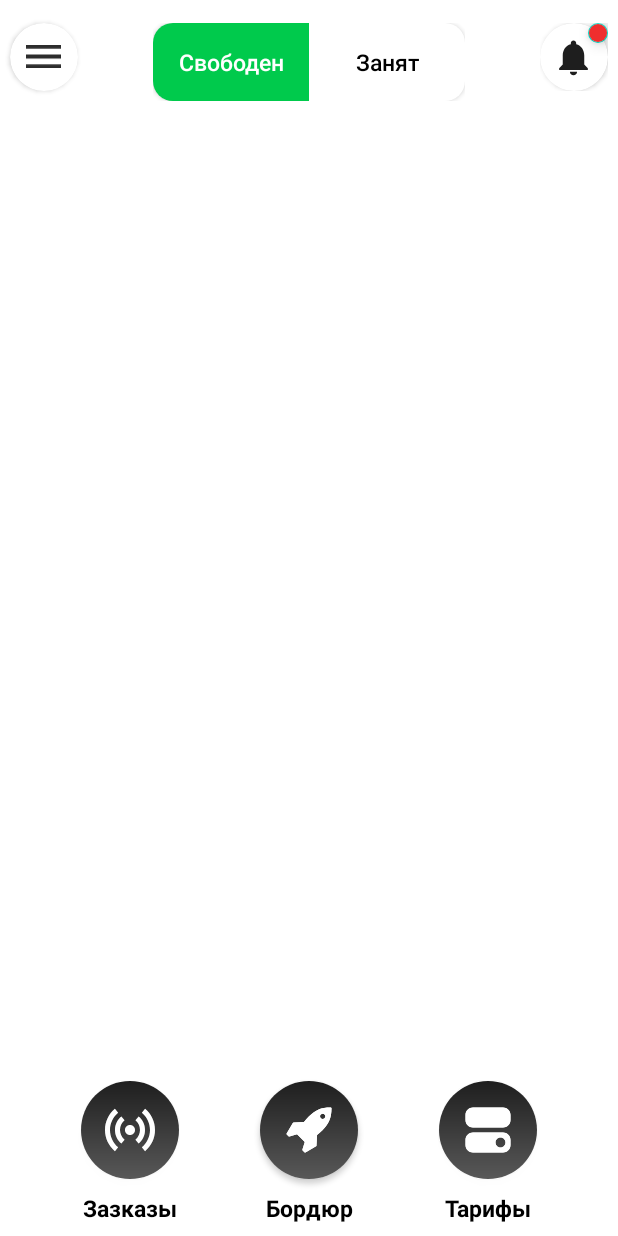
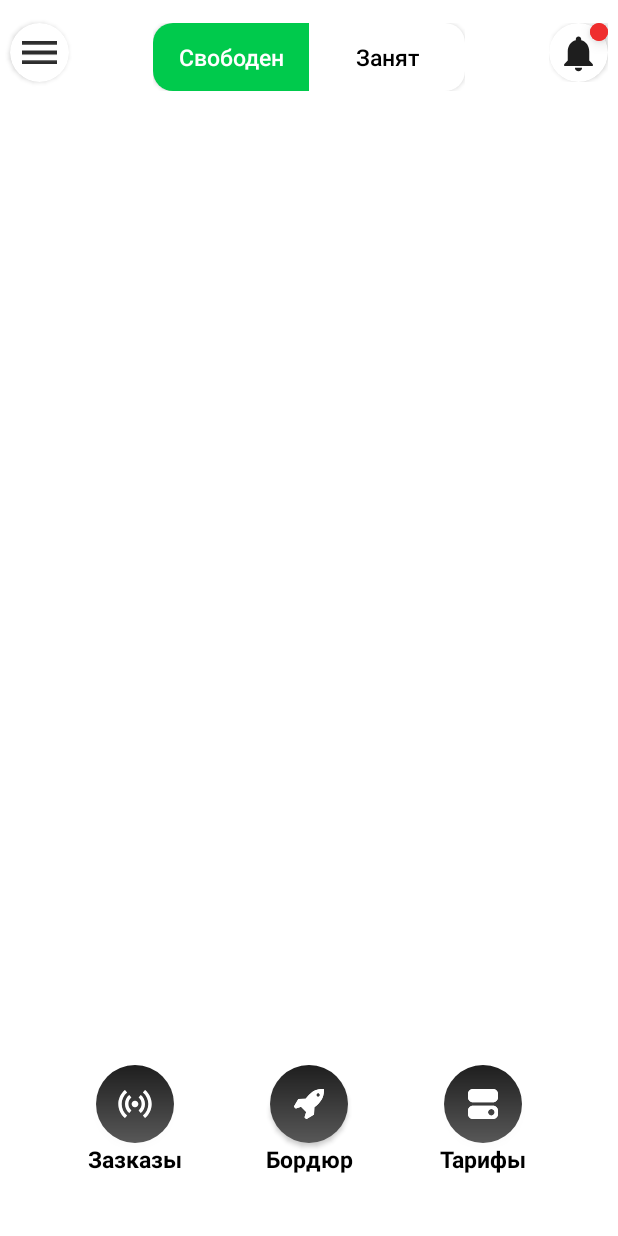
Before and after one commit to OrifjonOlimjonov/MapboxSDK, an Android app: the layout activity_main.xml on its own in the app's theme, with its tools: preview values and no code run, on a phone screen of 412 x 824 dp. Run offline under Robolectric (Android 15) with nearby library versions, the phone set to English and light mode, and no system bars; plain views replace MapView.

Commit message:
configuration theme

```diff
--- a/app/src/main/java/uz/orifjon/mapboxexample/MainActivity.kt
+++ b/app/src/main/java/uz/orifjon/mapboxexample/MainActivity.kt
@@ -2,62 +2,30 @@ package uz.orifjon.mapboxexample
 
 import android.annotation.SuppressLint
 import android.app.PendingIntent
-import android.content.Context
-import android.graphics.Bitmap
-import android.graphics.Canvas
-import android.graphics.drawable.BitmapDrawable
-import android.graphics.drawable.Drawable
-import android.icu.util.MeasureUnit.POINT
+import android.content.res.Configuration
 import android.location.Location
 import android.os.Bundle
 import android.os.Looper
-import android.widget.Toast
-import androidx.annotation.DrawableRes
 import androidx.appcompat.app.AppCompatActivity
 import androidx.appcompat.content.res.AppCompatResources
-import androidx.core.content.ContextCompat
-import androidx.core.view.get
-import androidx.lifecycle.DefaultLifecycleObserver
-import androidx.lifecycle.LifecycleOwner
-import com.google.android.gms.maps.CameraUpdateFactory
-import com.google.android.gms.maps.model.CameraPosition
-import com.google.android.gms.maps.model.LatLng
 import com.mapbox.android.core.location.*
-import com.mapbox.android.gestures.MoveGestureDetector
-import com.mapbox.geojson.Point
 import com.mapbox.maps.*
 import com.mapbox.maps.extension.style.expressions.dsl.generated.interpolate
-import com.mapbox.maps.extension.style.layers.properties.generated.IconAnchor
 import com.mapbox.maps.plugin.LocationPuck2D
-import com.mapbox.maps.plugin.animation.MapAnimationOptions
-import com.mapbox.maps.plugin.animation.camera
-import com.mapbox.maps.plugin.annotation.annotations
-import com.mapbox.maps.plugin.annotation.generated.PointAnnotationOptions
-import com.mapbox.maps.plugin.annotation.generated.createPointAnnotationManager
-import com.mapbox.maps.plugin.gestures.OnMoveListener
-import com.mapbox.maps.plugin.gestures.gestures
+import com.mapbox.maps.plugin.compass.compass
 import com.mapbox.maps.plugin.locationcomponent.*
-import com.mapbox.navigation.base.options.NavigationOptions
-import com.mapbox.navigation.core.MapboxNavigation
-import com.mapbox.navigation.core.lifecycle.MapboxNavigationApp
-import com.mapbox.navigation.core.lifecycle.MapboxNavigationObserver
-import com.mapbox.navigation.core.lifecycle.requireMapboxNavigation
-import com.mapbox.navigation.core.trip.session.LocationMatcherResult
-import com.mapbox.navigation.core.trip.session.LocationObserver
-import com.mapbox.navigation.ui.maps.location.NavigationLocationProvider
+import com.mapbox.maps.plugin.scalebar.scalebar
 import uz.orifjon.mapboxexample.databinding.ActivityMainBinding
 import uz.orifjon.mapboxexample.utils.LocationPermissionHelper
-import java.lang.Exception
 import java.lang.ref.WeakReference
 
-class MainActivity : AppCompatActivity() {
+class MainActivity : AppCompatActivity()  {
 
 
     private var _binding: ActivityMainBinding? = null
     private val binding get() = _binding!!
 
     private lateinit var locationPermissionHelper: LocationPermissionHelper
-
     @SuppressLint("MissingInflatedId")
     override fun onCreate(savedInstanceState: Bundle?) {
         super.onCreate(savedInstanceState)
@@ -65,21 +33,9 @@ class MainActivity : AppCompatActivity() {
         setContentView(binding.root)
         locationPermissionHelper = LocationPermissionHelper(WeakReference(this))
         locationPermissionHelper.checkPermissions {
-            //binding.mapView.getMapboxMap().loadStyleUri(NavigationStyles.NAVIGATION_DAY_STYLE)
-//            if (!MapboxNavigationApp.isSetup()) {
-//                MapboxNavigationApp.setup {
-//                    NavigationOptions.Builder(this)
-//                        .accessToken("sk.eyJ1Ijoib3JpZmpvbm9saW1qb25vdiIsImEiOiJjbGY1NG9nNnUwN2g1NDFubjhzZDhyZDA3In0.cXmPKqrjEiaKUEOQB5rh0Q")
-//
-//                        // additional options
-//                        .build()
-//                }
-//            }
+            onMapReady()
+        }
 
-            onMapReady()
-
-
-        }
 
 
     }
@@ -90,11 +46,28 @@ class MainActivity : AppCompatActivity() {
                 .zoom(14.0)
                 .build()
         )
-        binding.mapView.getMapboxMap().loadStyleUri(
-            Style.MAPBOX_STREETS
-        ) {
-            initLocationComponent()
+
+
+        binding.mapView.scalebar.enabled = false
+        binding.mapView.compass.enabled = false
+        when(resources.configuration.uiMode and Configuration.UI_MODE_NIGHT_MASK) {
+            Configuration.UI_MODE_NIGHT_YES ->
+            {
+                binding.mapView.getMapboxMap().loadStyleUri(
+                    Style.DARK
+                ) {
+                    initLocationComponent()
+                }
+            }
+            Configuration.UI_MODE_NIGHT_NO->{
+                binding.mapView.getMapboxMap().loadStyleUri(
+                    Style.LIGHT
+                ) {
+                    initLocationComponent()
+                }
+            }
         }
+
     }
 
 
@@ -124,7 +97,6 @@ class MainActivity : AppCompatActivity() {
                     }
                 }.toJson()
             )
-
         }
     }
 
--- a/app/src/main/res/layout/activity_main.xml
+++ b/app/src/main/res/layout/activity_main.xml
@@ -16,16 +16,16 @@
         android:layout_height="match_parent">
             <androidx.cardview.widget.CardView
                 android:id="@+id/btnMenu"
-                android:layout_width="@dimen/_35sdp"
-                android:layout_height="@dimen/_35sdp"
+                android:layout_width="@dimen/_30sdp"
+                android:layout_height="@dimen/_30sdp"
                 android:layout_marginStart="@dimen/_5sdp"
                 android:clickable="true"
                 android:focusable="true"
                 app:cardBackgroundColor="?attr/cardBackgroundColor"
                 app:cardCornerRadius="@dimen/_30sdp"
-                app:layout_constraintBottom_toBottomOf="parent"
+                app:layout_constraintBottom_toBottomOf="@id/line"
                 app:layout_constraintLeft_toLeftOf="parent"
-                app:layout_constraintTop_toTopOf="parent"
+                app:layout_constraintTop_toTopOf="@id/line"
                 app:layout_constraintVertical_bias="0.02">
 
                 <ImageView
@@ -48,7 +48,7 @@
 
                 <androidx.appcompat.widget.AppCompatButton
                     android:layout_width="@dimen/_80sdp"
-                    android:layout_height="@dimen/_40sdp"
+                    android:layout_height="@dimen/_35sdp"
                     android:background="@drawable/btn_background_empty"
                     android:text="Свободен"
                     android:textAllCaps="false"
@@ -57,7 +57,7 @@
 
                 <androidx.appcompat.widget.AppCompatButton
                     android:layout_width="@dimen/_80sdp"
-                    android:layout_height="@dimen/_40sdp"
+                    android:layout_height="@dimen/_35sdp"
                     android:background="@drawable/btn_background_busy"
                     android:text="Занят"
                     android:textAllCaps="false"
@@ -70,14 +70,14 @@
                 android:layout_width="wrap_content"
                 android:layout_height="wrap_content"
                 android:layout_marginRight="@dimen/_5sdp"
-                app:layout_constraintBottom_toBottomOf="parent"
+                app:layout_constraintBottom_toBottomOf="@id/line"
                 app:layout_constraintRight_toRightOf="parent"
-                app:layout_constraintTop_toTopOf="parent"
+                app:layout_constraintTop_toTopOf="@id/line"
                 app:layout_constraintVertical_bias="0.02">
 
                 <androidx.cardview.widget.CardView
-                    android:layout_width="@dimen/_35sdp"
-                    android:layout_height="@dimen/_35sdp"
+                    android:layout_width="@dimen/_30sdp"
+                    android:layout_height="@dimen/_30sdp"
                     android:clickable="true"
                     app:cardBackgroundColor="?attr/cardBackgroundColor"
                     android:focusable="true"
@@ -94,9 +94,13 @@
                         android:src="@drawable/ring_icon" />
                 </androidx.cardview.widget.CardView>
 
-                <com.google.android.material.floatingactionbutton.FloatingActionButton
-                    android:layout_width="@dimen/_10sdp"
-                    android:layout_height="@dimen/_10sdp"
+                <com.google.android.material.floatingactionbutton.ExtendedFloatingActionButton
+                    android:layout_width="@dimen/_9sdp"
+                    android:text="@string/_1"
+                    android:textColor="@color/white"
+                    android:gravity="center"
+                    android:contentDescription="@string/_1"
+                    android:layout_height="@dimen/_9sdp"
                     android:backgroundTint="#EF2E2E"
                     app:layout_constraintRight_toRightOf="parent"
                     app:layout_constraintTop_toTopOf="parent" />
@@ -104,23 +108,24 @@
 
             <androidx.appcompat.widget.AppCompatButton
                 android:id="@+id/btnOrder"
-                android:layout_width="@dimen/_50sdp"
-                android:layout_height="@dimen/_50sdp"
+                android:layout_width="@dimen/_40sdp"
+                android:layout_height="@dimen/_40sdp"
                 android:background="@drawable/btn_order_background"
                 app:layout_constraintBottom_toBottomOf="parent"
                 app:layout_constraintLeft_toLeftOf="parent"
                 app:layout_constraintRight_toLeftOf="@id/btnBorder"
                 app:layout_constraintTop_toTopOf="parent"
-                app:layout_constraintVertical_bias="0.95" />
+                app:layout_constraintVertical_bias="0.92" />
 
             <TextView
                 android:id="@+id/tvOrder"
                 android:layout_width="wrap_content"
                 android:layout_height="wrap_content"
                 android:text="Зазказы"
-                android:textColor="@color/black"
+                android:textColor="@color/text"
                 android:textSize="@dimen/_12ssp"
                 android:textStyle="bold"
+                app:layout_constraintVertical_bias="0"
                 app:layout_constraintBottom_toBottomOf="parent"
                 app:layout_constraintLeft_toLeftOf="@id/btnOrder"
                 app:layout_constraintRight_toRightOf="@id/btnOrder"
@@ -128,21 +133,22 @@
 
             <androidx.appcompat.widget.AppCompatButton
                 android:id="@+id/btnBorder"
-                android:layout_width="@dimen/_50sdp"
-                android:layout_height="@dimen/_50sdp"
+                android:layout_width="@dimen/_40sdp"
+                android:layout_height="@dimen/_40sdp"
                 android:background="@drawable/btn_border_background"
                 app:layout_constraintBottom_toBottomOf="parent"
                 app:layout_constraintLeft_toRightOf="@id/btnOrder"
                 app:layout_constraintRight_toLeftOf="@id/btnClass"
                 app:layout_constraintTop_toTopOf="parent"
-                app:layout_constraintVertical_bias="0.95" />
+                app:layout_constraintVertical_bias="0.92" />
 
             <TextView
                 android:id="@+id/tvBorder"
                 android:layout_width="wrap_content"
                 android:layout_height="wrap_content"
                 android:text="Бордюр"
-                android:textColor="@color/black"
+                app:layout_constraintVertical_bias="0"
+                android:textColor="@color/text"
                 android:textSize="@dimen/_12ssp"
                 android:textStyle="bold"
                 app:layout_constraintBottom_toBottomOf="parent"
@@ -152,26 +158,31 @@
 
             <androidx.appcompat.widget.AppCompatButton
                 android:id="@+id/btnClass"
-                android:layout_width="@dimen/_50sdp"
-                android:layout_height="@dimen/_50sdp"
+                android:layout_width="@dimen/_40sdp"
+                android:layout_height="@dimen/_40sdp"
                 android:background="@drawable/btn_class_background"
                 app:layout_constraintBottom_toBottomOf="parent"
                 app:layout_constraintLeft_toRightOf="@id/btnBorder"
                 app:layout_constraintRight_toRightOf="parent"
                 app:layout_constraintTop_toTopOf="parent"
-                app:layout_constraintVertical_bias="0.95" />
+                app:layout_constraintVertical_bias="0.92" />
 
             <TextView
                 android:id="@+id/tvClass"
                 android:layout_width="wrap_content"
                 android:layout_height="wrap_content"
                 android:text="Тарифы"
-                android:textColor="@color/black"
+                android:textColor="@color/text"
                 android:textSize="@dimen/_12ssp"
                 android:textStyle="bold"
+                app:layout_constraintVertical_bias="0"
                 app:layout_constraintBottom_toBottomOf="parent"
                 app:layout_constraintLeft_toLeftOf="@id/btnClass"
                 app:layout_constraintRight_toRightOf="@id/btnClass"
                 app:layout_constraintTop_toBottomOf="@id/btnClass" />
+
+
+
+
         </androidx.constraintlayout.widget.ConstraintLayout>
 </com.mapbox.maps.MapView>
--- a/app/src/main/res/values-night/colors.xml
+++ b/app/src/main/res/values-night/colors.xml
@@ -4,4 +4,5 @@
     <color name="green">#00A43E</color>
     <color name="start">#5F5F5F</color>
     <color name="end">#CFCFCF</color>
+    <color name="text">#FFFFFF</color>
 </resources>
--- a/app/src/main/res/values/colors.xml
+++ b/app/src/main/res/values/colors.xml
@@ -10,4 +10,5 @@
     <color name="green">#00CA4C</color>
     <color name="start">#1E1E1E</color>
     <color name="end">#585858</color>
+    <color name="text">#000000</color>
 </resources>
--- a/app/src/main/res/values/strings.xml
+++ b/app/src/main/res/values/strings.xml
@@ -2,4 +2,5 @@
     <string name="app_name">MapboxExample</string>
 
     <string name="mapbox_access_token">sk.eyJ1Ijoib3JpZmpvbm9saW1qb25vdiIsImEiOiJjbGY1NG9nNnUwN2g1NDFubjhzZDhyZDA3In0.cXmPKqrjEiaKUEOQB5rh0Q</string>
+    <string name="_1">1</string>
 </resources>
```
